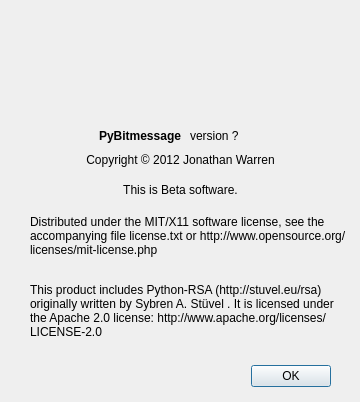
This is about.ui in Bitmessage/PyBitmessage as Qt 5 draws it before an edit. The edited form follows.
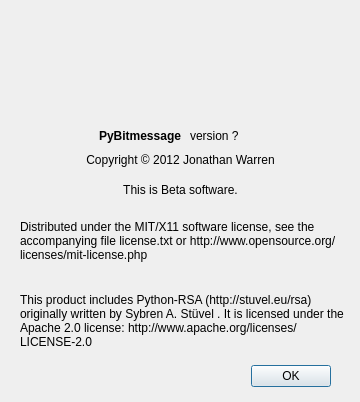
This is the edited form.

```diff
--- a/about.ui
+++ b/about.ui
@@ -83,10 +83,10 @@
   <widget class="QLabel" name="label_3">
    <property name="geometry">
     <rect>
-     <x>30</x>
+     <x>20</x>
      <y>210</y>
-     <width>321</width>
-     <height>51</height>
+     <width>331</width>
+     <height>61</height>
     </rect>
    </property>
    <property name="text">
@@ -99,10 +99,10 @@
   <widget class="QLabel" name="label_4">
    <property name="geometry">
     <rect>
-     <x>30</x>
-     <y>260</y>
-     <width>321</width>
-     <height>101</height>
+     <x>20</x>
+     <y>280</y>
+     <width>331</width>
+     <height>81</height>
     </rect>
    </property>
    <property name="text">
```
